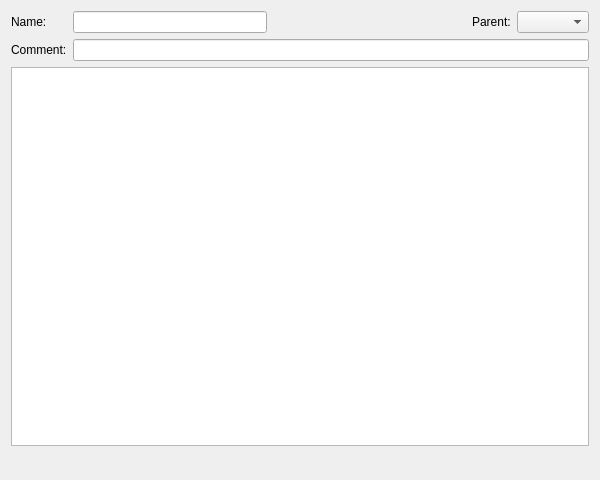
Before: the Qt Designer form src/gui-qt/entity/entity-rom-structs/editorwidget.ui in undisbeliever/untech-editor, drawn with Qt 5.
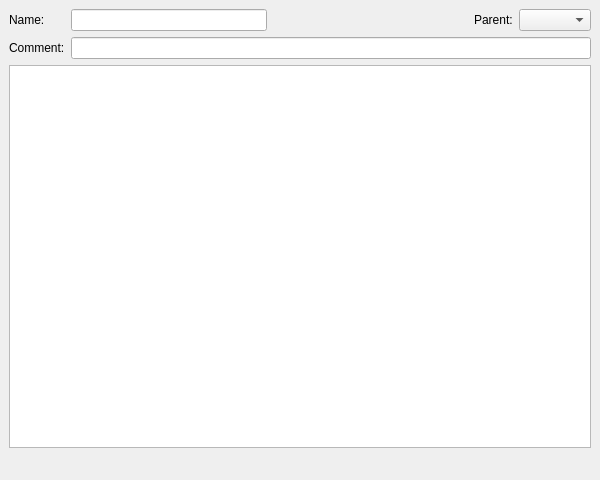
After: the same form once the commit is applied.

Commit message:
Move the editor Dock Widgets into the editor widget
I have become annoyed with Qt occasionally resizing or reordering the
Dock Widgets whenever the editor widget changes.

This commit moves the dock widgets from the _projectWindow into the
AbstractEditorWidget subclasses.

I have decided that the window state of the `QMainWindow`s and editor
widgets shall be stored in a single QSettings key.  This will prevent
dangling settings whenever an editor's `windowStateName` is changed.

```diff
--- a/src/gui-qt/entity/entity-rom-structs/editorwidget.ui
+++ b/src/gui-qt/entity/entity-rom-structs/editorwidget.ui
@@ -1,7 +1,7 @@
 <?xml version="1.0" encoding="UTF-8"?>
 <ui version="4.0">
  <class>UnTech::GuiQt::Entity::EntityRomStructs::EditorWidget</class>
- <widget class="QWidget" name="UnTech::GuiQt::Entity::EntityRomStructs::EditorWidget">
+ <widget class="QMainWindow" name="UnTech::GuiQt::Entity::EntityRomStructs::EditorWidget">
   <property name="geometry">
    <rect>
     <x>0</x>
@@ -13,6 +13,7 @@
   <property name="windowTitle">
    <string>Entity ROM Structs Editor</string>
   </property>
+  <widget class="QWidget" name="centralWidget">
   <layout class="QVBoxLayout" name="verticalLayout">
    <item>
     <layout class="QGridLayout" name="gridLayout">
@@ -91,6 +92,7 @@
     </widget>
    </item>
   </layout>
+  </widget>
  </widget>
  <resources/>
  <connections/>
```
Lines whose indentation alone changed are shown as unchanged. The commit also changes 31 other files.
